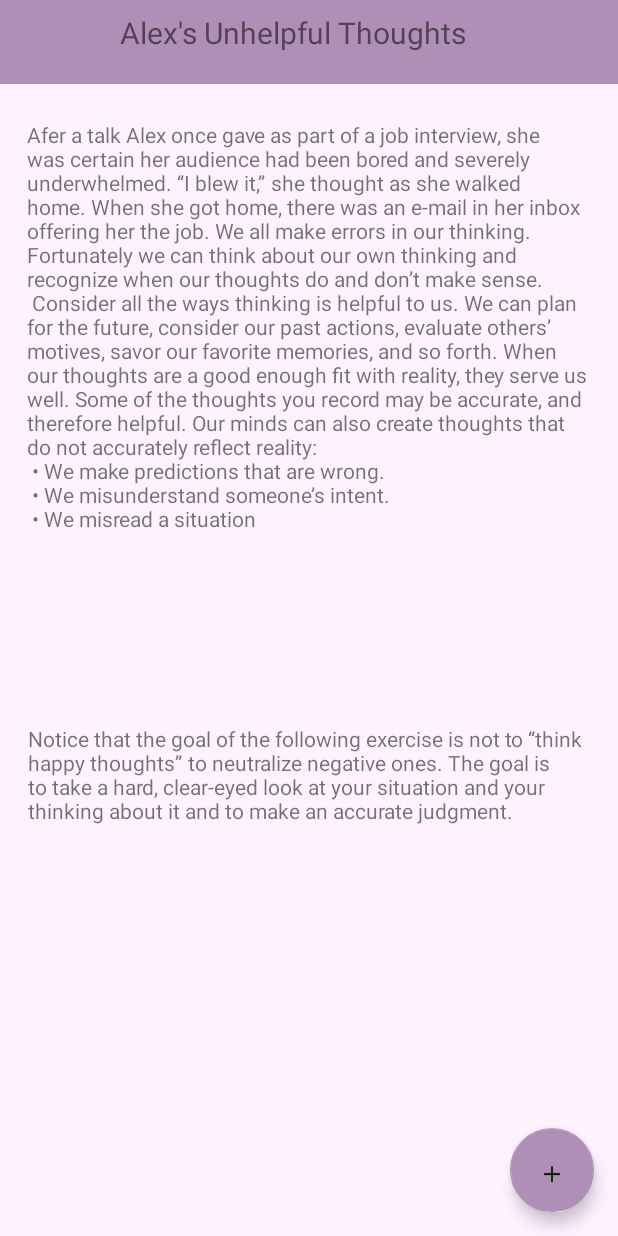
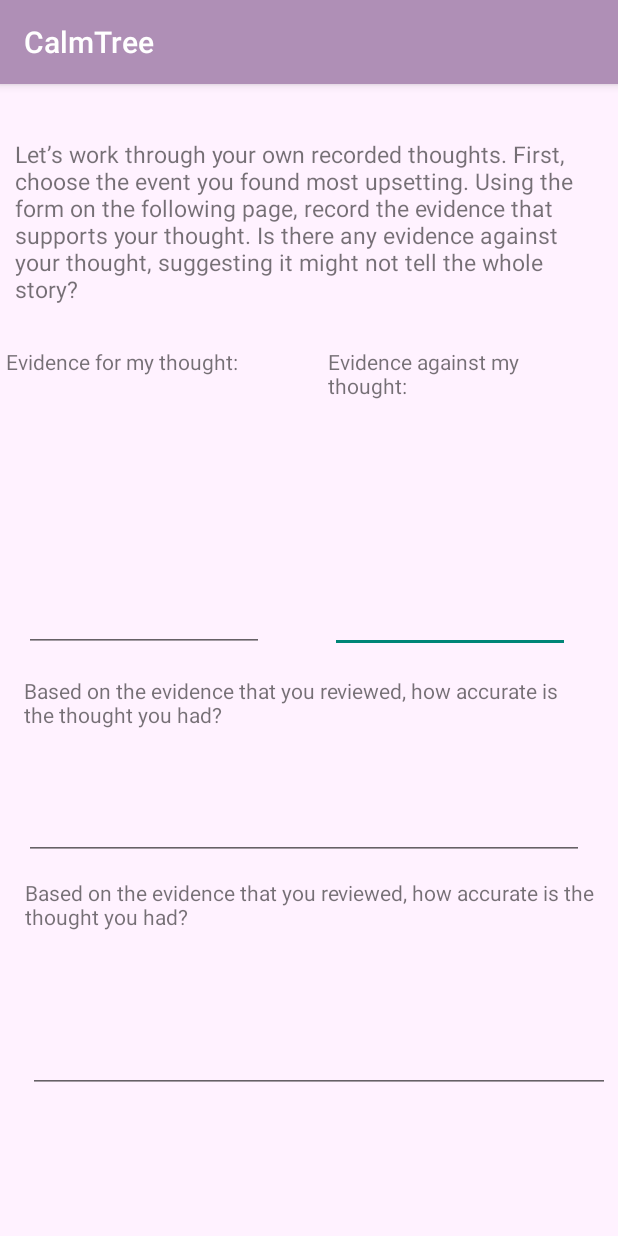
Before and after one commit to AlinaMocanu/CalmTree, an Android app: the NewHandoutActivity3 screen opened directly, with no data from a screen before it, after a tap on an icon or button, on a phone screen of 412 x 824 dp. Run offline under Robolectric (Android 15) with nearby library versions, the phone set to English and light mode, and no system bars.

Commit message:
Penny for your thoughts

```diff
--- /dev/null
+++ b/Licenta - Copy/app/src/main/java/com/example/calmtree/ui/thought/NewHandout3.java
@@ -0,0 +1,16 @@
+package com.example.calmtree.ui.thought;
+
+import androidx.appcompat.app.AppCompatActivity;
+
+import android.os.Bundle;
+
+import com.example.calmtree.R;
+
+public class NewHandout3 extends AppCompatActivity {
+
+    @Override
+    protected void onCreate(Bundle savedInstanceState) {
+        super.onCreate(savedInstanceState);
+        setContentView(R.layout.new_handout3);
+    }
+}
--- a/Licenta - Copy/app/src/main/java/com/example/calmtree/ui/thought/NewHandoutActivity3.java
+++ b/Licenta - Copy/app/src/main/java/com/example/calmtree/ui/thought/NewHandoutActivity3.java
@@ -22,10 +22,9 @@ public class NewHandoutActivity3 extends AppCompatActivity {
         btn3.setOnClickListener(new View.OnClickListener() {
             @Override
             public void onClick(View view) {
-                FirstFragment fragment = new FirstFragment();
-                FragmentTransaction transaction = getSupportFragmentManager().beginTransaction();
-                transaction.replace(R.id.fragment_container3, fragment);
-                transaction.commit();
+                Intent intent = new Intent(NewHandoutActivity3.this, NewHandout3.class);
+                startActivity(intent);
+                finish();
             }
         });
     }
--- a/Licenta - Copy/app/src/main/res/layout/activity_new_handout3.xml
+++ b/Licenta - Copy/app/src/main/res/layout/activity_new_handout3.xml
@@ -14,6 +14,26 @@
         android:layout_height="wrap_content"
         android:theme="@style/AppTheme.AppBarOverlay">
 
+        <androidx.appcompat.widget.Toolbar
+            android:id="@+id/toolbar"
+            android:layout_width="match_parent"
+            android:layout_height="?attr/actionBarSize"
+            android:background="?attr/colorPrimary"
+            app:layout_anchor="@+id/toolbar"
+            app:layout_anchorGravity="center"
+            app:popupTheme="@style/AppTheme.PopupOverlay">
+
+            <TextView
+                android:layout_width="250dp"
+                android:layout_height="40dp"
+                android:layout_marginLeft="80dp"
+                android:text="@string/alex_s_unhelpful_thoughts"
+                android:textSize="20dp"
+                app:layout_anchorGravity="top|center" />
+
+        </androidx.appcompat.widget.Toolbar>
+
+
     </com.google.android.material.appbar.AppBarLayout>
 
     <include layout="@layout/content_new_handout3"/>
@@ -27,23 +47,6 @@
         app:backgroundTint="@color/darkPink"
         app:srcCompat="@drawable/plus_sign_transp" />
 
-    <androidx.appcompat.widget.Toolbar
-        android:id="@+id/toolbar"
-        android:layout_width="match_parent"
-        android:layout_height="?attr/actionBarSize"
-        android:background="?attr/colorPrimary"
-        app:layout_anchor="@+id/toolbar"
-        app:layout_anchorGravity="center"
-        app:popupTheme="@style/AppTheme.PopupOverlay">
 
-        <TextView
-            android:layout_width="250dp"
-            android:layout_height="40dp"
-            android:layout_marginLeft="80dp"
-            android:text="@string/alex_s_unhelpful_thoughts"
-            android:textSize="20dp"
-            app:layout_anchorGravity="top|center" />
-
-    </androidx.appcompat.widget.Toolbar>
 
 </androidx.coordinatorlayout.widget.CoordinatorLayout>
--- /dev/null
+++ b/Licenta - Copy/app/src/main/res/layout/new_handout3.xml
@@ -0,0 +1,122 @@
+<?xml version="1.0" encoding="utf-8"?>
+<androidx.constraintlayout.widget.ConstraintLayout xmlns:android="http://schemas.android.com/apk/res/android"
+    xmlns:app="http://schemas.android.com/apk/res-auto"
+    xmlns:tools="http://schemas.android.com/tools"
+    android:layout_width="match_parent"
+    android:layout_height="match_parent"
+    android:background="@color/lightPink"
+    tools:context=".ui.thought.NewHandout3">
+
+    <EditText
+        android:id="@+id/editText8"
+        android:layout_width="160dp"
+        android:layout_height="128dp"
+        android:layout_marginTop="20dp"
+        android:layout_marginEnd="4dp"
+        android:layout_marginRight="4dp"
+        android:ems="10"
+        android:gravity="start|top"
+        android:inputType="textMultiLine"
+        app:layout_constraintEnd_toEndOf="parent"
+        app:layout_constraintHorizontal_bias="0.613"
+        app:layout_constraintStart_toEndOf="@+id/editText7"
+        app:layout_constraintTop_toBottomOf="@+id/textView15" />
+
+    <TextView
+        android:id="@+id/textView13"
+        android:layout_width="392dp"
+        android:layout_height="123dp"
+        android:layout_marginTop="36dp"
+        android:text="@string/choose_thought"
+        android:textSize="15dp"
+        app:layout_constraintEnd_toEndOf="parent"
+        app:layout_constraintStart_toStartOf="parent"
+        app:layout_constraintTop_toTopOf="parent" />
+
+    <TextView
+        android:id="@+id/textView14"
+        android:layout_width="173dp"
+        android:layout_height="51dp"
+        android:layout_marginStart="4dp"
+        android:layout_marginLeft="4dp"
+        android:layout_marginTop="16dp"
+        android:text="@string/evidence_for_my_thought"
+        app:layout_constraintStart_toStartOf="parent"
+        app:layout_constraintTop_toBottomOf="@+id/textView13" />
+
+    <TextView
+        android:id="@+id/textView15"
+        android:layout_width="141dp"
+        android:layout_height="56dp"
+        android:layout_marginTop="16dp"
+        android:layout_marginEnd="52dp"
+        android:layout_marginRight="52dp"
+        android:text="@string/evidence_against_my_thoguht"
+        app:layout_constraintEnd_toEndOf="parent"
+        app:layout_constraintHorizontal_bias="1.0"
+        app:layout_constraintStart_toEndOf="@+id/textView14"
+        app:layout_constraintTop_toBottomOf="@+id/textView13" />
+
+    <EditText
+        android:id="@+id/editText7"
+        android:layout_width="160dp"
+        android:layout_height="128dp"
+        android:layout_marginStart="16dp"
+        android:layout_marginLeft="16dp"
+        android:layout_marginTop="24dp"
+        android:ems="10"
+        android:gravity="start|top"
+        android:inputType="textMultiLine"
+        app:layout_constraintStart_toStartOf="parent"
+        app:layout_constraintTop_toBottomOf="@+id/textView14" />
+
+    <TextView
+        android:id="@+id/textView16"
+        android:layout_width="361dp"
+        android:layout_height="41dp"
+        android:layout_marginTop="16dp"
+        android:text="@string/question1"
+        app:layout_constraintEnd_toEndOf="parent"
+        app:layout_constraintHorizontal_bias="0.32"
+        app:layout_constraintStart_toStartOf="parent"
+        app:layout_constraintTop_toBottomOf="@+id/editText7" />
+
+    <EditText
+        android:id="@+id/editText9"
+        android:layout_width="373dp"
+        android:layout_height="53dp"
+        android:layout_marginTop="28dp"
+        android:ems="10"
+        android:gravity="start|top"
+        android:inputType="textMultiLine"
+        app:layout_constraintEnd_toEndOf="parent"
+        app:layout_constraintHorizontal_bias="0.421"
+        app:layout_constraintStart_toStartOf="parent"
+        app:layout_constraintTop_toBottomOf="@+id/textView16" />
+
+    <TextView
+        android:id="@+id/textView17"
+        android:layout_width="390dp"
+        android:layout_height="63dp"
+        android:layout_marginTop="12dp"
+        android:text="@string/question2"
+        app:layout_constraintEnd_toEndOf="parent"
+        app:layout_constraintHorizontal_bias="0.761"
+        app:layout_constraintStart_toStartOf="parent"
+        app:layout_constraintTop_toBottomOf="@+id/editText9" />
+
+    <EditText
+        android:id="@+id/editText10"
+        android:layout_width="388dp"
+        android:layout_height="60dp"
+        android:layout_marginTop="20dp"
+        android:ems="10"
+        android:gravity="start|top"
+        android:inputType="textMultiLine"
+        app:layout_constraintBottom_toBottomOf="parent"
+        app:layout_constraintEnd_toEndOf="parent"
+        app:layout_constraintHorizontal_bias="0.782"
+        app:layout_constraintStart_toStartOf="parent"
+        app:layout_constraintTop_toBottomOf="@+id/textView17"
+        app:layout_constraintVertical_bias="0.0" />
+</androidx.constraintlayout.widget.ConstraintLayout>
--- a/Licenta - Copy/app/src/main/res/values/strings.xml
+++ b/Licenta - Copy/app/src/main/res/values/strings.xml
@@ -53,17 +53,17 @@ dogs are dangerous.\nTo complete the loop, her fear affects her behavior, compel
 dogs. The fear she feels also strengthens her belief that dogs are dangerous—
 “Why else would I be so afraid of them?”</string>
     <string name="mel_s_phobia">Mel\'s Phobia</string>
-    <string name = "neils_story_of_unemployment">From the moment Neil was fired and told to collect his things, he’d done everything right: He’d attended the outplacement service his firm paid for, he’d busied himself
+    <string name="neils_story_of_unemployment">From the moment Neil was fired and told to collect his things, he’d done everything right: He’d attended the outplacement service his firm paid for, he’d busied himself
 with networking and job applications—he’d made his employment search a full-time job. He was determined to treat being fired as an opportunity to find something better.
 Still, nobody hired him, even though several interviews had gone well. As his unemployment dragged on, Neil’s enthusiasm began to flag:"Why would anyone hire me? I see all these recent college grads, and they’re my daughter’s age, and we’re interviewing for the same jobs. What hope does a gray-haired guy with bifocals have against these kids?”</string>
-<string name = "neils_revelation">As Neil got to know his thoughts better, he recognized a familiar “cast of characters.” Most of his disturbing thoughts were about his “hopeless” future, which
+    <string name="neils_revelation">As Neil got to know his thoughts better, he recognized a familiar “cast of characters.” Most of his disturbing thoughts were about his “hopeless” future, which
 he believed was a result of his old age and “obsolescence,” which he took to
 mean he wouldn’t be able to provide for his family, which he thought made him
 a worthless human being.\nAs you record your own thoughts and emotions, chances
 are you’ll begin to notice recurring themes. It’s like our mind is a jukebox and only
 has a few “hits” to play over and over when a triggering event “pushes the button.”</string>
-    <string name = "neils_thoughts">Neil\'s Destructive Thoughts</string>
-    <string name = "alexthoughts"> Afer a talk Alex once gave as part of a job
+    <string name="neils_thoughts">Neil\'s Destructive Thoughts</string>
+    <string name="alexthoughts"> Afer a talk Alex once gave as part of a job
         interview, she was certain her audience had been bored and severely underwhelmed. “I blew it,” she thought as she walked home. When she got home, there was an
         e-mail in her inbox offering her the job. We all make errors in our thinking. Fortunately we can think about our own
         thinking and recognize when our thoughts do and don’t make sense. \n Consider all the ways thinking is helpful to us. We can plan for the future, consider our past actions, evaluate others’ motives, savor our favorite memories, and so forth. When our thoughts are a good enough fit with reality, they serve us well. Some of the thoughts you record may be accurate, and therefore helpful. Our minds can also create thoughts that do not accurately reflect reality:
@@ -73,5 +73,15 @@ has a few “hits” to play over and over when a triggering event “pushes the
 
     <string name="alexrevelation">Notice that the goal of the following exercise is not  to “think happy thoughts” to neutralize negative ones. The goal is to take a hard, clear-eyed look at your situation and your thinking about it and to make an accurate judgment.</string>
     <string name="alex_s_unhelpful_thoughts">Alex\'s Unhelpful Thoughts</string>
+    <string name="indication">Think of a recent situation where you felt a strong emotion, perhaps anxiety or sadness write down the feelings you had, the thoughts you can remember having, and what you did.</string>
+    <string name="what_i_felt">What I felt:</string>
+    <string name="what_i_thought">What I thought:</string>
+    <string name="what_i_did">What I did:</string>
+    <string name="explain">Think of a time when something happened in your own life that led you to feeling down or depressed. What thoughts went through your mind? Use the diagram below to illustrate this example:</string>
+    <string name="choose_thought">Let’s work through your own recorded thoughts. First, choose the event you found most upsetting. Using the form on the following page, record the evidence that supports your thought. Is there any evidence against your thought, suggesting it might not tell the whole story?</string>
+    <string name="evidence_for_my_thought">Evidence for my thought:</string>
+    <string name="evidence_against_my_thoguht">Evidence against my thought:</string>
+    <string name="question1">Based on the evidence that you reviewed, how accurate is the thought you had?</string>
+    <string name="question2">Based on the evidence that you reviewed, how accurate is the thought you had?</string>
 
 </resources>
```
Also changed, not shown: Licenta - Copy/app/src/main/AndroidManifest.xml (+7 -5 lines), Licenta - Copy/app/src/main/java/com/example/calmtree/ui/thought/NewHandout2.java (added, +16 -0 lines), Licenta - Copy/app/src/main/java/com/example/calmtree/ui/thought/NewHandoutActivity2.java (+3 -4 lines), Licenta - Copy/app/src/main/res/layout/new_handout.xml (+92 -0 lines), Licenta - Copy/app/src/main/res/layout/new_handout2.xml (added, +98 -0 lines).
